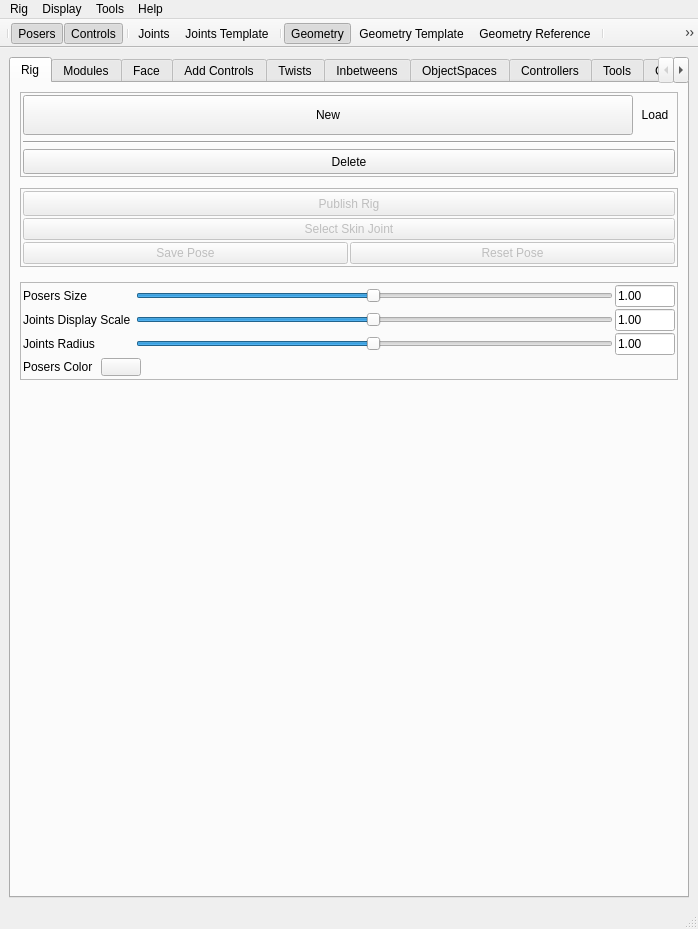
Above: ui/designer/mainWindow.ui from PavelCrow/RigStudio3 before the change. Below: the same form after it.
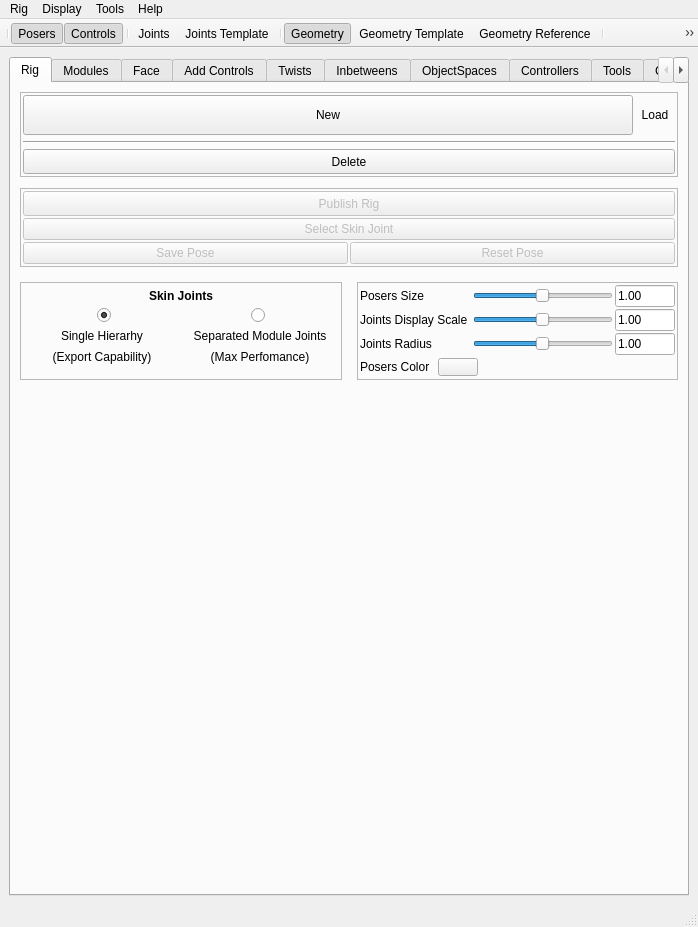
That is the form after the change. The open tabs and pages were chosen to show the change.

```diff
--- a/ui/designer/mainWindow.ui
+++ b/ui/designer/mainWindow.ui
@@ -10,7 +10,7 @@
     <x>0</x>
     <y>0</y>
     <width>696</width>
-    <height>929</height>
+    <height>927</height>
    </rect>
   </property>
   <property name="acceptDrops">
@@ -282,6 +282,193 @@
             </widget>
            </item>
            <item>
+            <layout class="QHBoxLayout" name="horizontalLayout_34">
+             <item>
+              <widget class="QFrame" name="Skeleton_frame">
+               <property name="frameShape">
+                <enum>QFrame::StyledPanel</enum>
+               </property>
+               <property name="frameShadow">
+                <enum>QFrame::Plain</enum>
+               </property>
+               <layout class="QVBoxLayout" name="verticalLayout_60">
+                <property name="spacing">
+                 <number>0</number>
+                </property>
+                <property name="leftMargin">
+                 <number>2</number>
+                </property>
+                <property name="topMargin">
+                 <number>2</number>
+                </property>
+                <property name="rightMargin">
+                 <number>2</number>
+                </property>
+                <property name="bottomMargin">
+                 <number>2</number>
+                </property>
+                <item>
+                 <widget class="QLabel" name="label_53">
+                  <property name="sizePolicy">
+                   <sizepolicy hsizetype="Preferred" vsizetype="Preferred">
+                    <horstretch>0</horstretch>
+                    <verstretch>0</verstretch>
+                   </sizepolicy>
+                  </property>
+                  <property name="font">
+                   <font>
+                    <weight>75</weight>
+                    <bold>true</bold>
+                   </font>
+                  </property>
+                  <property name="text">
+                   <string>Skin Joints</string>
+                  </property>
+                  <property name="alignment">
+                   <set>Qt::AlignCenter</set>
+                  </property>
+                 </widget>
+                </item>
+                <item>
+                 <layout class="QHBoxLayout" name="horizontalLayout_56">
+                  <item>
+                   <spacer name="horizontalSpacer_2">
+                    <property name="orientation">
+                     <enum>Qt::Horizontal</enum>
+                    </property>
+                    <property name="sizeHint" stdset="0">
+                     <size>
+                      <width>40</width>
+                      <height>20</height>
+                     </size>
+                    </property>
+                   </spacer>
+                  </item>
+                  <item>
+                   <widget class="QRadioButton" name="singleHierarhy_radioButton">
+                    <property name="text">
+                     <string/>
+                    </property>
+                    <property name="checked">
+                     <bool>true</bool>
+                    </property>
+                   </widget>
+                  </item>
+                  <item>
+                   <spacer name="horizontalSpacer_8">
+                    <property name="orientation">
+                     <enum>Qt::Horizontal</enum>
+                    </property>
+                    <property name="sizeType">
+                     <enum>QSizePolicy::Fixed</enum>
+                    </property>
+                    <property name="sizeHint" stdset="0">
+                     <size>
+                      <width>140</width>
+                      <height>20</height>
+                     </size>
+                    </property>
+                   </spacer>
+                  </item>
+                  <item>
+                   <widget class="QRadioButton" name="moduleJoints_radioButton">
+                    <property name="layoutDirection">
+                     <enum>Qt::LeftToRight</enum>
+                    </property>
+                    <property name="text">
+                     <string/>
+                    </property>
+                   </widget>
+                  </item>
+                  <item>
+                   <spacer name="horizontalSpacer_28">
+                    <property name="orientation">
+                     <enum>Qt::Horizontal</enum>
+                    </property>
+                    <property name="sizeHint" stdset="0">
+                     <size>
+                      <width>40</width>
+                      <height>20</height>
+                     </size>
+                    </property>
+                   </spacer>
+                  </item>
+                 </layout>
+                </item>
+                <item>
+                 <layout class="QHBoxLayout" name="horizontalLayout_3">
+                  <item>
+                   <widget class="QLabel" name="label_44">
+                    <property name="text">
+                     <string>Single Hierarhy</string>
+                    </property>
+                    <property name="alignment">
+                     <set>Qt::AlignCenter</set>
+                    </property>
+                   </widget>
+                  </item>
+                  <item>
+                   <widget class="QLabel" name="label_2">
+                    <property name="text">
+                     <string>Separated Module Joints</string>
+                    </property>
+                    <property name="alignment">
+                     <set>Qt::AlignCenter</set>
+                    </property>
+                   </widget>
+                  </item>
+                 </layout>
+                </item>
+                <item>
+                 <layout class="QHBoxLayout" name="horizontalLayout_57">
+                  <item>
+                   <widget class="QLabel" name="label">
+                    <property name="sizePolicy">
+                     <sizepolicy hsizetype="Preferred" vsizetype="Preferred">
+                      <horstretch>0</horstretch>
+                      <verstretch>0</verstretch>
+                     </sizepolicy>
+                    </property>
+                    <property name="text">
+                     <string>(Export Capability)</string>
+                    </property>
+                    <property name="alignment">
+                     <set>Qt::AlignCenter</set>
+                    </property>
+                   </widget>
+                  </item>
+                  <item>
+                   <widget class="QLabel" name="label_46">
+                    <property name="text">
+                     <string>(Max Perfomance)</string>
+                    </property>
+                    <property name="alignment">
+                     <set>Qt::AlignCenter</set>
+                    </property>
+                   </widget>
+                  </item>
+                 </layout>
+                </item>
+                <item>
+                 <spacer name="verticalSpacer_22">
+                  <property name="orientation">
+                   <enum>Qt::Vertical</enum>
+                  </property>
+                  <property name="sizeType">
+                   <enum>QSizePolicy::Minimum</enum>
+                  </property>
+                  <property name="sizeHint" stdset="0">
+                   <size>
+                    <width>20</width>
+                    <height>10</height>
+                   </size>
+                  </property>
+                 </spacer>
+                </item>
+               </layout>
+              </widget>
+             </item>
+             <item>
             <widget class="QFrame" name="posers_frame">
              <property name="frameShape">
               <enum>QFrame::StyledPanel</enum>
@@ -395,14 +582,14 @@
                  </widget>
                 </item>
                 <item row="2" column="0">
-                 <widget class="QLabel" name="label_2">
+                   <widget class="QLabel" name="label_47">
                   <property name="text">
                    <string>Joints Radius</string>
                   </property>
                  </widget>
                 </item>
                 <item row="0" column="0">
-                 <widget class="QLabel" name="label">
+                   <widget class="QLabel" name="label_51">
                   <property name="text">
                    <string>Posers Size</string>
                   </property>
@@ -425,7 +612,7 @@
                  </widget>
                 </item>
                 <item row="1" column="0">
-                 <widget class="QLabel" name="label_44">
+                   <widget class="QLabel" name="label_52">
                   <property name="text">
                    <string>Joints Display Scale </string>
                   </property>
@@ -481,7 +668,7 @@
                </layout>
               </item>
               <item>
-               <layout class="QHBoxLayout" name="horizontalLayout_3">
+                 <layout class="QHBoxLayout" name="horizontalLayout_58">
                 <item>
                  <widget class="QLabel" name="poserColor_label">
                   <property name="enabled">
@@ -515,7 +702,7 @@
                  </widget>
                 </item>
                 <item>
-                 <spacer name="horizontalSpacer_2">
+                   <spacer name="horizontalSpacer_29">
                   <property name="orientation">
                    <enum>Qt::Horizontal</enum>
                   </property>
@@ -531,6 +718,8 @@
               </item>
              </layout>
             </widget>
+             </item>
+            </layout>
            </item>
            <item>
             <spacer name="verticalSpacer_2">
@@ -7550,12 +7739,7 @@
                          </widget>
                         </item>
                         <item>
-                         <layout class="QHBoxLayout" name="horizontalLayout_34">
-                          <property name="spacing">
-                           <number>2</number>
-                          </property>
-                          <item>
-                           <widget class="QPushButton" name="export_btn">
+                         <widget class="QPushButton" name="selectAllJoints_btn">
                             <property name="text">
                              <string>Export</string>
                             </property>
@@ -7564,11 +7748,9 @@
                           <item>
                            <widget class="QPushButton" name="import_btn">
                             <property name="text">
-                             <string>Import</string>
-                            </property>
-                           </widget>
-                          </item>
-                         </layout>
+                           <string>Select Mesh Skin Joints</string>
+                          </property>
+                         </widget>
                         </item>
                         <item>
                          <spacer name="verticalSpacer_10">
```
Left out of the diff: 73 changed lines with no effect on the pictures. Lines whose indentation alone changed are shown as unchanged.
